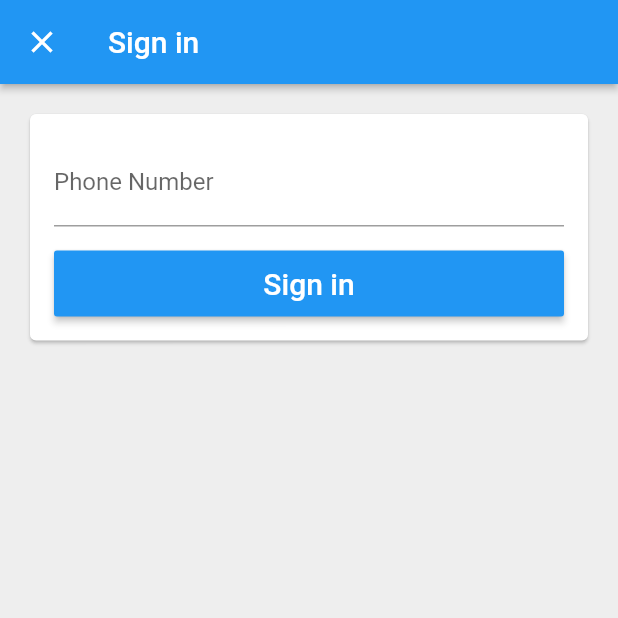
After one commit to agentblythe/keep_track_toolkit, a Flutter app: the screen it shows after launch, after a tap on "Sign in with Phone", on a phone screen of 412 x 824 dp, the top half of it. The commit adds this screen. Run offline on Flutter 3.47's test engine with Material 2 defaults, Android fonts, the phone set to English and light mode, and no system bars; our stand-ins replace firebase_auth, firebase_core, google_sign_in; missing offline and left inert: flutter_facebook_auth; accounts and stored records are empty.

Commit message:
Added Phone Signin Page/Button (Not yet hooked up)

```diff
--- /dev/null
+++ b/lib/screens/sign-in/phone_sign_in_change_model.dart
@@ -0,0 +1,51 @@
+import 'package:flutter/foundation.dart';
+import 'package:keep_track_toolkit/screens/sign-in/phone_sign_in_validators.dart';
+import 'package:keep_track_toolkit/services/auth.dart';
+
+class PhoneSignInChangeModel with PhoneValidator, ChangeNotifier {
+  final AuthBase auth;
+  String phone;
+  bool isLoading;
+  bool submitted;
+  bool hidePassword;
+
+  PhoneSignInChangeModel({
+    required this.auth,
+    this.phone = "",
+    this.isLoading = false,
+    this.submitted = false,
+    this.hidePassword = true,
+  });
+
+  final PhoneValidator phoneValidator = PhoneValidator();
+
+  bool get submitEnabled => phoneValidator.isValid(phone) && !isLoading;
+
+  String? get phoneErrorText =>
+      !phoneValidator.isValid(phone) && submitted ? phoneValidator.error : null;
+
+  void updatePhone(String phone) => updateWith(phone: phone);
+
+  Future<void> submit() async {
+    updateWith(submitted: true, isLoading: true);
+    try {
+      await auth.signInWithPhone(phone);
+    } catch (e) {
+      updateWith(isLoading: false);
+      rethrow;
+    }
+  }
+
+  void updateWith({
+    String? phone,
+    bool? isLoading,
+    bool? submitted,
+    bool? hidePassword,
+  }) {
+    this.phone = phone ?? this.phone;
+    this.isLoading = isLoading ?? this.isLoading;
+    this.submitted = submitted ?? this.submitted;
+    this.hidePassword = hidePassword ?? this.hidePassword;
+    notifyListeners();
+  }
+}
--- /dev/null
+++ b/lib/screens/sign-in/phone_sign_in_form.dart
@@ -0,0 +1,110 @@
+import 'package:firebase_auth/firebase_auth.dart';
+import 'package:flutter/material.dart';
+import 'package:keep_track_toolkit/common-widgets/form_submit_button.dart';
+import 'package:keep_track_toolkit/common-widgets/show_exception_alert_dialog.dart';
+import 'package:keep_track_toolkit/screens/sign-in/phone_sign_in_change_model.dart';
+import 'package:keep_track_toolkit/services/auth.dart';
+import 'package:provider/provider.dart';
+
+class PhoneSignInForm extends StatefulWidget {
+  const PhoneSignInForm({
+    Key? key,
+    required this.model,
+  }) : super(key: key);
+
+  final PhoneSignInChangeModel model;
+
+  static Widget create(BuildContext context) {
+    final auth = Provider.of<AuthBase>(context, listen: false);
+    return ChangeNotifierProvider<PhoneSignInChangeModel>(
+      create: (_) => PhoneSignInChangeModel(auth: auth),
+      child: Consumer<PhoneSignInChangeModel>(
+        builder: (_, model, __) => PhoneSignInForm(
+          model: model,
+        ),
+      ),
+    );
+  }
+
+  @override
+  State<PhoneSignInForm> createState() => _PhoneSignInFormState();
+}
+
+class _PhoneSignInFormState extends State<PhoneSignInForm> {
+  final TextEditingController _phoneController = TextEditingController();
+
+  final FocusNode _phoneFocusNode = FocusNode();
+
+  PhoneSignInChangeModel get model => widget.model;
+
+  @override
+  void dispose() {
+    _phoneController.dispose();
+    _phoneFocusNode.dispose();
+    super.dispose();
+  }
+
+  void _submit() async {
+    try {
+      await model.submit();
+      if (!mounted) return;
+      Navigator.of(context).pop();
+    } on FirebaseAuthException catch (e) {
+      showExceptionAlertDialog(
+        context,
+        title: "Sign in failed",
+        exception: e,
+      );
+    }
+  }
+
+  List<Widget> _buildChildren() {
+    return [
+      _buildEmailTextField(),
+      const SizedBox(height: 16),
+      FormSubmitButton(
+        newChild: !model.isLoading
+            ? const Text(
+                "Sign in",
+                style: TextStyle(
+                  color: Colors.white,
+                  fontSize: 20.0,
+                ),
+              )
+            : const CircularProgressIndicator(),
+        callback: model.submitEnabled ? _submit : null,
+      ),
+    ];
+  }
+
+  Widget _buildEmailTextField() {
+    return TextField(
+      controller: _phoneController,
+      decoration: InputDecoration(
+        labelText: "Phone Number",
+        hintText: "Include International Code, e.g. +44",
+        errorText: model.phoneErrorText,
+        enabled: !model.isLoading,
+      ),
+      enableSuggestions: false,
+      autocorrect: false,
+      keyboardType: TextInputType.phone,
+      textInputAction: TextInputAction.done,
+      focusNode: _phoneFocusNode,
+      onEditingComplete: model.submitEnabled ? _submit : null,
+      onChanged: model.updatePhone,
+    );
+  }
+
+  @override
+  Widget build(BuildContext context) {
+    return Padding(
+      padding: const EdgeInsets.all(16.0),
+      child: Column(
+        mainAxisSize: MainAxisSize.min,
+        crossAxisAlignment: CrossAxisAlignment.stretch,
+        children: _buildChildren(),
+      ),
+    );
+  }
+}
--- /dev/null
+++ b/lib/screens/sign-in/phone_sign_in_page.dart
@@ -0,0 +1,27 @@
+import 'package:flutter/material.dart';
+import 'package:keep_track_toolkit/screens/sign-in/phone_sign_in_form.dart';
+
+class PhoneSignInPage extends StatelessWidget {
+  const PhoneSignInPage({
+    Key? key,
+  }) : super(key: key);
+
+  @override
+  Widget build(BuildContext context) {
+    return Scaffold(
+      appBar: AppBar(
+        title: const Text('Sign in'),
+        elevation: 2.0,
+      ),
+      body: SingleChildScrollView(
+        child: Padding(
+          padding: const EdgeInsets.all(16.0),
+          child: Card(
+            child: PhoneSignInForm.create(context),
+          ),
+        ),
+      ),
+      backgroundColor: Colors.grey[200],
+    );
+  }
+}
--- /dev/null
+++ b/lib/screens/sign-in/phone_sign_in_validators.dart
@@ -0,0 +1,22 @@
+import 'package:keep_track_toolkit/utils/validators.dart';
+
+class PhoneValidator implements StringValidator {
+  String get error => _error;
+
+  String _error = "";
+
+  @override
+  bool isValid(String value) {
+    _error = "";
+
+    // RegExp exp = RegExp(
+    //     r"^[a-zA-Z0-9.a-zA-Z0-9.!#$%&'*+-/=?^_`{|}~]+@[a-zA-Z0-9]+\.[a-zA-Z]+");
+    // RegExpMatch? match = exp.firstMatch(value);
+
+    // if (match == null) {
+    //   _error = "Phone Number is invalid";
+    //   return false;
+    // }
+    return true;
+  }
+}
--- a/lib/screens/sign-in/sign_in_page.dart
+++ b/lib/screens/sign-in/sign_in_page.dart
@@ -2,6 +2,7 @@ import 'package:firebase_auth/firebase_auth.dart';
 import 'package:flutter/material.dart';
 import 'package:keep_track_toolkit/common-widgets/show_exception_alert_dialog.dart';
 import 'package:keep_track_toolkit/screens/sign-in/email_sign_in_page.dart';
+import 'package:keep_track_toolkit/screens/sign-in/phone_sign_in_page.dart';
 import 'package:keep_track_toolkit/screens/sign-in/sign_in_button_with_text_and_icon.dart';
 import 'package:keep_track_toolkit/screens/sign-in/sign_in_manager.dart';
 import 'package:keep_track_toolkit/services/auth.dart';
@@ -90,6 +91,15 @@ class SignInPage extends StatelessWidget {
     );
   }
 
+  void _signInWithPhone(BuildContext context) {
+    Navigator.of(context).push(
+      MaterialPageRoute<void>(
+        fullscreenDialog: true,
+        builder: (context) => const PhoneSignInPage(),
+      ),
+    );
+  }
+
   Widget _buildContent(BuildContext context) {
     return Padding(
       padding: const EdgeInsets.all(16.0),
@@ -131,6 +141,16 @@ class SignInPage extends StatelessWidget {
             textColor: Colors.white,
             onPressed: isLoading ? null : () => _signInWithEmail(context),
           ),
+          const SizedBox(
+            height: 8,
+          ),
+          SignInButtonWithTextAndIcon(
+            image: "images/phone-icon.png",
+            text: "Sign in with Phone",
+            buttonColor: Colors.amber.shade200,
+            textColor: Colors.black,
+            onPressed: isLoading ? null : () => _signInWithPhone(context),
+          ),
         ],
       ),
     );
--- a/lib/services/auth.dart
+++ b/lib/services/auth.dart
@@ -10,6 +10,7 @@ abstract class AuthBase {
   Future<void> resetPassword(String email);
   Future<void> signInWithGoogle();
   Future<void> signInWithFacebook();
+  Future<void> signInWithPhone(String phone);
   Future<void> signOut();
 }
 
@@ -105,4 +106,6 @@ class Auth implements AuthBase {
         throw UnimplementedError();
     }
   }
+
+  Future<void> signInWithPhone(String phone) async {}
 }
```
